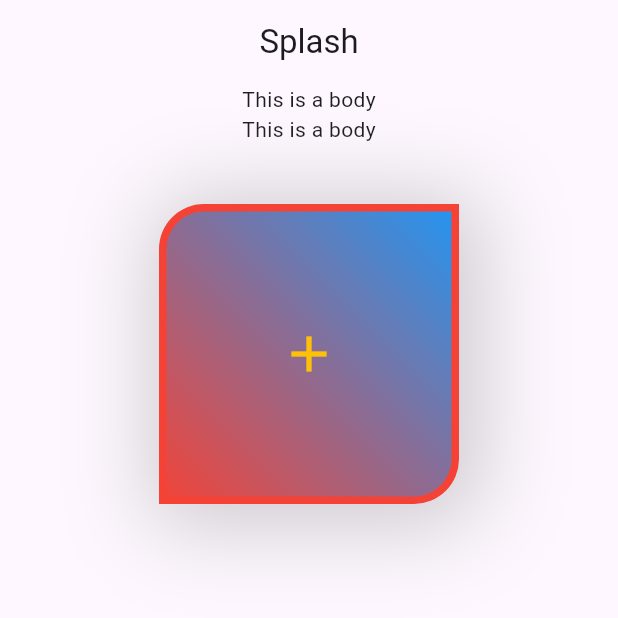
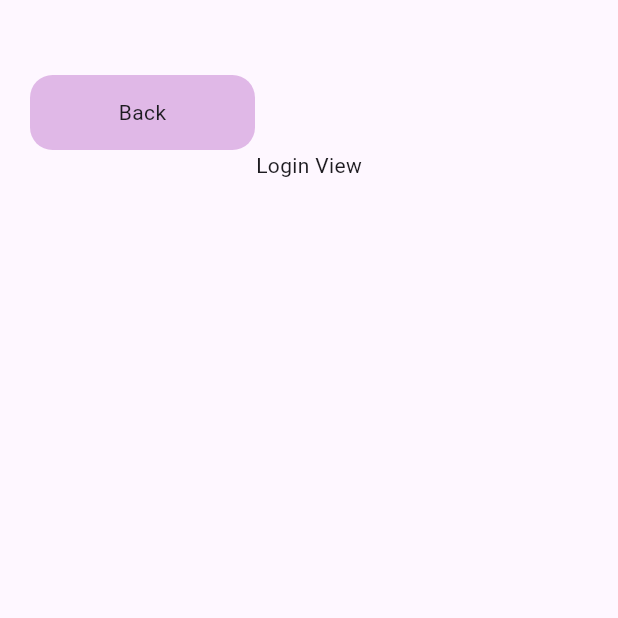
Before and after one commit to MustafaRazaUllah/flutter-Course, a Flutter app: the screen it shows after launch, on a phone screen of 412 x 824 dp, the top half of it. Run offline on Flutter 3.47's test engine with Material 3 defaults, Android fonts, the phone set to English and light mode, and no system bars.

Commit message:
code update

```diff
--- /dev/null
+++ b/lib/modules/auth/view/login_view.dart
@@ -0,0 +1,47 @@
+import 'package:flutter/material.dart';
+
+class LoginView extends StatelessWidget {
+  const LoginView({super.key});
+
+  @override
+  Widget build(BuildContext context) {
+    return Scaffold(
+      body: SizedBox(
+          height: MediaQuery.of(context).size.height,
+          width: MediaQuery.of(context).size.width,
+          child: Padding(
+            padding: const EdgeInsets.all(20.0),
+            child: Column(
+              mainAxisAlignment: MainAxisAlignment.start,
+              crossAxisAlignment: CrossAxisAlignment.start,
+              children: [
+                const SizedBox(height: 30),
+                GestureDetector(
+                  onTap: () {
+                    Navigator.pop(context);
+                  },
+                  child: Container(
+                      height: 50,
+                      width: 150,
+                      decoration: BoxDecoration(
+                        borderRadius: BorderRadius.circular(15),
+                        color: Colors.purple.withOpacity(0.3),
+                      ),
+                      child: const Center(child: Text("Back"))
+                      // const Icon(
+                      //   Icons.arrow_back_ios_rounded,
+                      //   size: 20,
+                      //   color: Colors.purple,
+                      // ),
+                      ),
+                ),
+                const Align(
+                  alignment: Alignment.center,
+                  child: Text("Login View"),
+                ),
+              ],
+            ),
+          )),
+    );
+  }
+}
--- a/lib/modules/splash/view/splash_view.dart
+++ b/lib/modules/splash/view/splash_view.dart
@@ -1,66 +1,57 @@
 import 'package:flutter/material.dart';
 
-class SlashView extends StatelessWidget {
+import '../../auth/view/login_view.dart';
+
+class SlashView extends StatefulWidget {
   const SlashView({super.key});
+
+  @override
+  State<SlashView> createState() => _SlashViewState();
+}
+
+class _SlashViewState extends State<SlashView> {
+  @override
+  void initState() {
+    // TODO: implement initState
+    super.initState();
+    Future.delayed(const Duration(seconds: 2), () {
+      Navigator.of(context).push(
+        MaterialPageRoute(
+          builder: (context) => const LoginView(),
+        ),
+      );
+    });
+  }
 
   @override
   Widget build(BuildContext context) {
     return Scaffold(
-      appBar: AppBar(
-        title: const Text(
-          "Splash",
-        ),
-        centerTitle: true,
-      ),
-      body: SizedBox(
+      body: Stack(
+        alignment: Alignment.center,
+        children: [
+          SizedBox(
             height: MediaQuery.of(context).size.height,
             width: MediaQuery.of(context).size.width,
-        child: Column(
-          crossAxisAlignment: CrossAxisAlignment.center,
-          children: [
-            const Text("This is a body"),
-            const Text("This is a body"),
-            const SizedBox(height: 40),
-            Container(
-                height: 200,
-                width: 200,
-                decoration: BoxDecoration(
-                  color: Colors.purple,
-                  borderRadius: const BorderRadius.only(
-                    topLeft: Radius.circular(30),
-                    bottomRight: Radius.circular(30),
+            child: Image.asset(
+              "assets/backgrounds/IndianFood.jpeg",
+              fit: BoxFit.cover,
             ),
-                  border: Border.all(
-                    width: 5,
-                    color: Colors.red,
           ),
-                  gradient: const LinearGradient(
-                    colors: [Colors.blue, Colors.red],
-                    begin: Alignment.topRight,
-                    end: Alignment.bottomLeft,
+          const Padding(
+            padding: EdgeInsets.only(top: 50),
+            child: Align(
+              alignment: Alignment.topCenter,
+              child: Text(
+                "Food App",
+                style: TextStyle(
+                  color: Color(0xFFfce8b3),
+                  fontSize: 50,
+                  fontWeight: FontWeight.bold,
                 ),
-                  boxShadow: [
-                    BoxShadow(
-                      color: Colors.grey
-                          .withOpacity(0.5), // Shadow color with opacity
-                      blurRadius: 50.0, // Blur radius for softness
-                      spreadRadius: 10.0, // How far the shadow spreads
-                      offset: const Offset(5.0, 5.0), // Shadow offset (x, y)
+              ),
+            ),
           ),
         ],
-                ),
-                padding: const EdgeInsets.all(50),
-                child: const Icon(
-                  Icons.add,
-                  size: 40,
-                  color: Colors.amber,
-                )
-                // Image.asset(
-                //   "assets/icons/cameraviewfinder.png",
-                // ),
-                ),
-          ],
-        ),
       ),
     );
   }
--- a/pubspec.yaml
+++ b/pubspec.yaml
@@ -62,6 +62,8 @@ flutter:
   assets:
     - assets/
     - assets/icons/
+    - assets/backgrounds/
+
 
   # An image asset can refer to one or more resolution-specific "variants", see
   # https://flutter.dev/assets-and-images/#resolution-aware
```
Also changed, not shown: assets/backgrounds/IndianFood.jpeg (added), 8 other files. Lines whose indentation alone changed are shown as unchanged.
